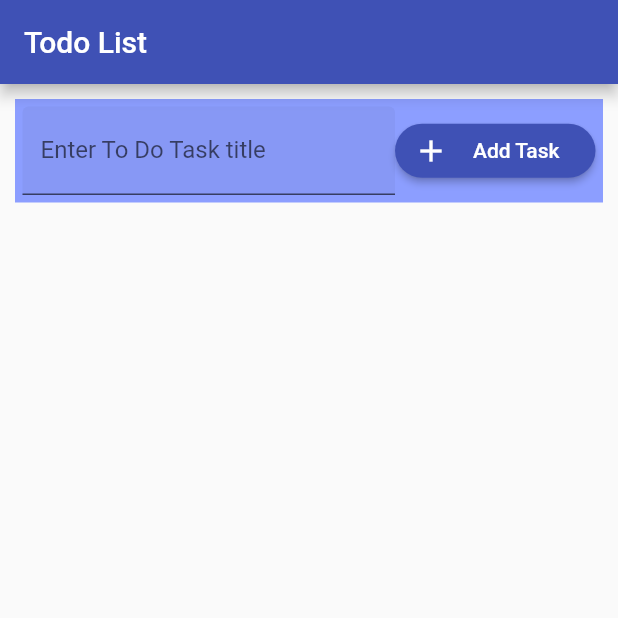
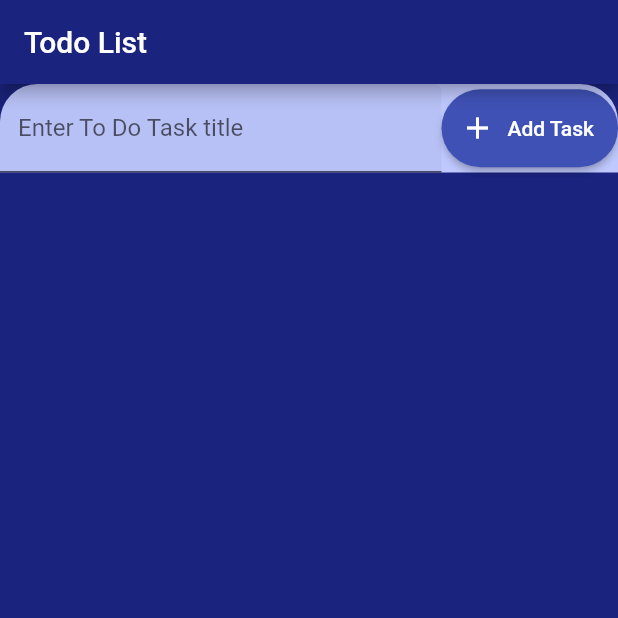
Before and after one commit to mjk22071998/todo_mobile_app, a Flutter app: the screen it shows after launch, on a phone screen of 412 x 824 dp, the top half of it. Run offline on Flutter 3.47's test engine with Material 2 defaults, Android fonts, the phone set to English and light mode, and no system bars; our stand-ins replace sqflite; accounts and stored records are empty.

Commit message:
add task bottom bar done

```diff
--- a/lib/main.dart
+++ b/lib/main.dart
@@ -31,17 +31,17 @@ class _MyHomePageState extends State<MyHomePage> {
   @override
   Widget build(BuildContext context) {
     return Scaffold(
+      backgroundColor: Colors.indigo.shade900,
       appBar: AppBar(
+        backgroundColor: Colors.indigo.shade900,
         title: const Text("Todo List"),
       ),
-      body: Container(
-        padding: const EdgeInsets.all(10),
-        child: Column(
+      body: Column(
         children: [
           Container(
-              padding: const EdgeInsets.all(5),
-              decoration: const BoxDecoration(color: Color.fromARGB(255, 140, 158, 255)),
+            decoration: const BoxDecoration(color: Color.fromARGB(255, 192, 201, 255),borderRadius: BorderRadius.only(topLeft: Radius.circular(25), topRight: Radius.circular(25)),),
             child: Row(
+              mainAxisAlignment: MainAxisAlignment.center,
               children: [
                 const Expanded(
                     child: TextField(
@@ -53,7 +53,7 @@ class _MyHomePageState extends State<MyHomePage> {
                   onPressed: () {},
                   icon: const Icon(Icons.add),
                   label: const Padding(
-                      padding: EdgeInsets.all(8.0),
+                    padding: EdgeInsets.symmetric(vertical: 18.0),
                     child: Text("Add Task"),
                   ),
                   style:
@@ -64,7 +64,6 @@ class _MyHomePageState extends State<MyHomePage> {
           ),
         ],
       ),
-      ),
     );
   }
 }
```
Lines whose indentation alone changed are shown as unchanged.
